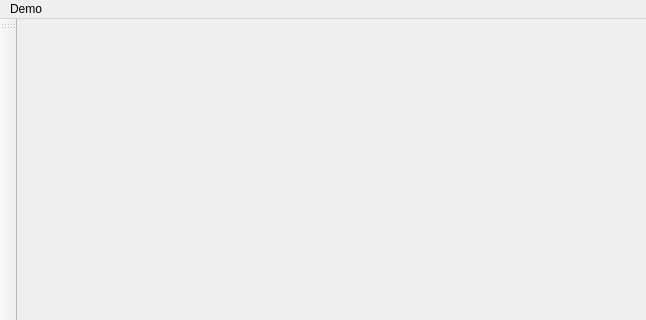
lisitsynSA/simulator, file mainwindow.ui: the form before one commit; both pictures show x 0 to 646 and y 0 to 320 of the 646 by 474 pixel window.
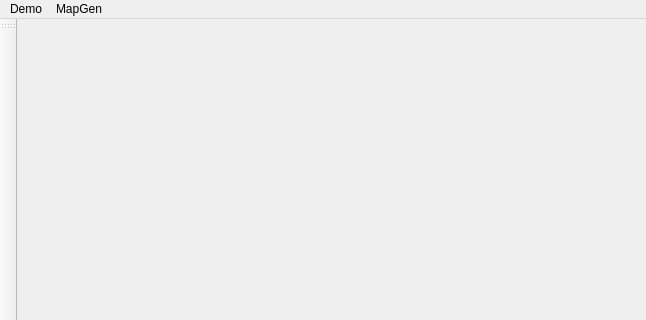
The form after the commit.

Commit message: [Map Generator] Add map generator class and select function

```diff
--- a/mainwindow.ui
+++ b/mainwindow.ui
@@ -43,7 +43,15 @@
     <addaction name="actionStart_relax"/>
     <addaction name="actionStart_relax_tor"/>
    </widget>
+   <widget class="QMenu" name="menuMapGen">
+    <property name="title">
+     <string>MapGen</string>
+    </property>
+    <addaction name="actionLocus_gen"/>
+    <addaction name="actionHeight_gen"/>
+   </widget>
    <addaction name="menuDemo"/>
+   <addaction name="menuMapGen"/>
   </widget>
   <widget class="QStatusBar" name="statusbar"/>
   <widget class="QToolBar" name="toolBar">
```
Left out of the diff: 10 changed lines with no effect on the pictures. The commit also changes 11 other files.
